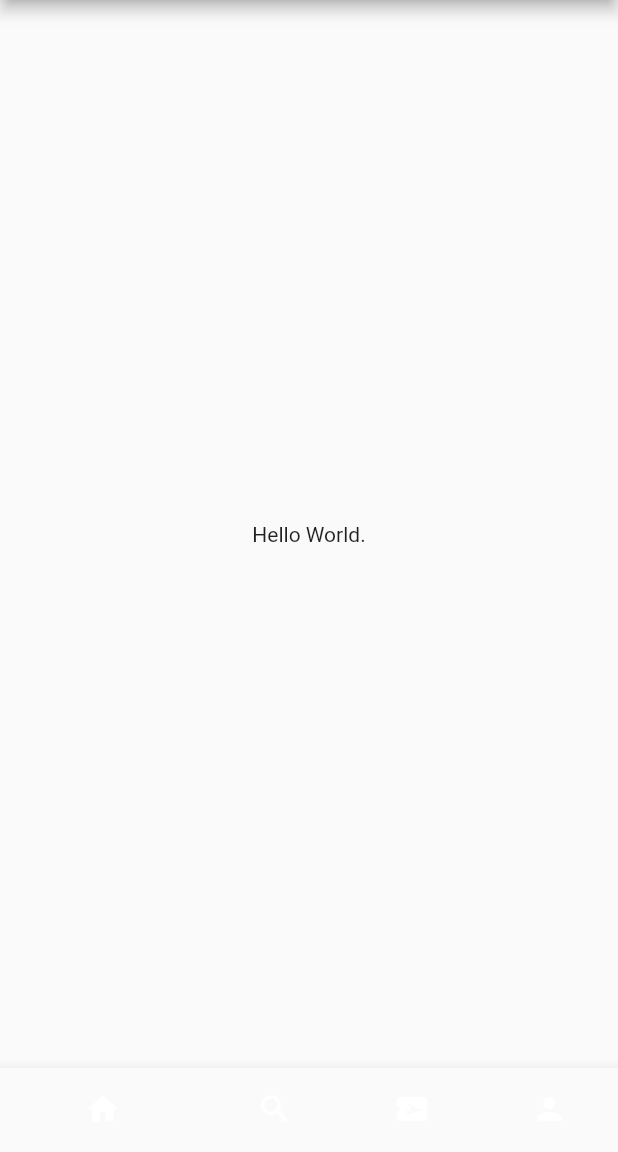
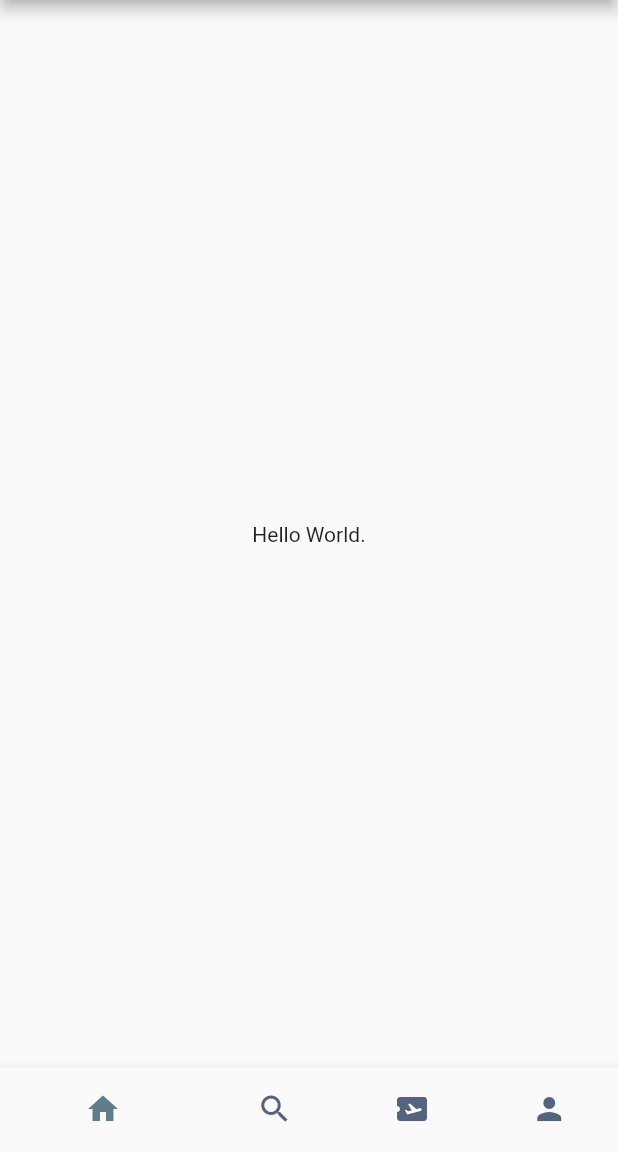
Before and after one commit to aayushgulia666/ticket_booking, a Flutter app: the screen it shows after launch, on a phone screen of 412 x 824 dp, the part 84-1236 px from its top. Run offline on Flutter 3.47's test engine with Material 2 defaults, Android fonts, the phone set to English and light mode, and no system bars.

Commit message:
Bottom bar items color changed.

```diff
--- a/lib/screens/bottom_bar.dart
+++ b/lib/screens/bottom_bar.dart
@@ -22,8 +22,11 @@ class _BottomScreenState extends State<BottomScreen> {
 
       bottomNavigationBar: BottomNavigationBar(
 
+        elevation: 10,
         showSelectedLabels: false,
         showUnselectedLabels: false,
+        selectedItemColor: Colors.blueGrey,
+        unselectedItemColor: const Color(0xFF526480),
 
         items: const [
           BottomNavigationBarItem(icon: Icon(Icons.home), label: 'Home'),
```
